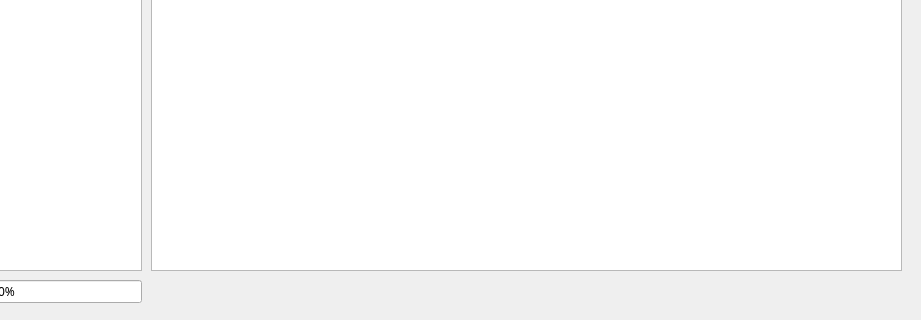
The window that gui/main.ui (kim-do-hyeon/iphone-forensics) describes before a commit, drawn with Qt 5; both pictures show x 279 to 1200 and y 220 to 540 of the 1200 by 540 pixel window.
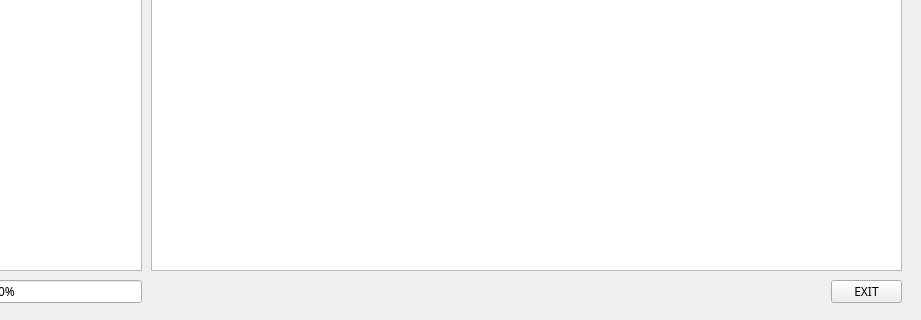
The same window after the commit.

Commit message: Add exitt & Deduplication

What changed in the file:
```diff
--- a/gui/main.ui
+++ b/gui/main.ui
@@ -277,7 +277,7 @@
      <rect>
       <x>430</x>
       <y>500</y>
-      <width>761</width>
+      <width>671</width>
       <height>20</height>
      </rect>
     </property>
@@ -485,6 +485,19 @@
      <string>Calendar Artifact</string>
     </property>
    </widget>
+   <widget class="QPushButton" name="exit_btn">
+    <property name="geometry">
+     <rect>
+      <x>1110</x>
+      <y>500</y>
+      <width>71</width>
+      <height>23</height>
+     </rect>
+    </property>
+    <property name="text">
+     <string>EXIT</string>
+    </property>
+   </widget>
   </widget>
  </widget>
  <resources/>
```
The commit also changes 1 other file.
